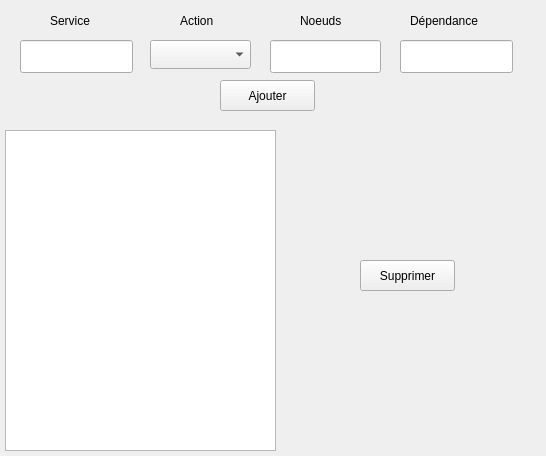
Qt form clustershell_IHM/configuration_IHM.ui (gdubroeucq/Clustershell_G-G) before a commit.
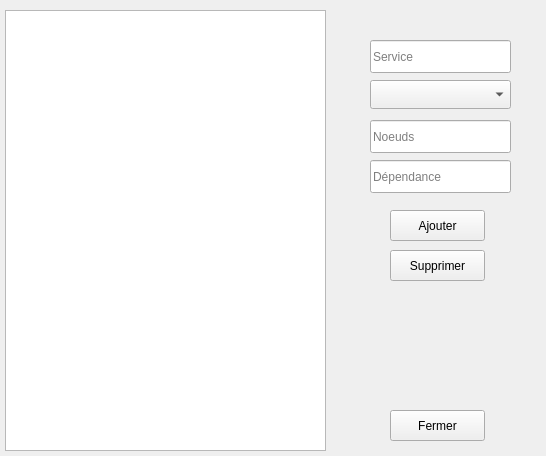
The same form after that commit.

```diff
--- a/clustershell_IHM/configuration_IHM.ui
+++ b/clustershell_IHM/configuration_IHM.ui
@@ -20,18 +20,18 @@
    <property name="geometry">
     <rect>
      <x>5</x>
-     <y>130</y>
-     <width>271</width>
-     <height>321</height>
+     <y>10</y>
+     <width>321</width>
+     <height>441</height>
     </rect>
    </property>
   </widget>
   <widget class="QComboBox" name="comboBox">
    <property name="geometry">
     <rect>
-     <x>150</x>
-     <y>40</y>
-     <width>101</width>
+     <x>370</x>
+     <y>80</y>
+     <width>141</width>
      <height>29</height>
     </rect>
    </property>
@@ -42,47 +42,56 @@
   <widget class="QLineEdit" name="lineEdit">
    <property name="geometry">
     <rect>
-     <x>20</x>
+     <x>370</x>
      <y>40</y>
-     <width>113</width>
+     <width>141</width>
      <height>33</height>
     </rect>
    </property>
    <property name="text">
     <string/>
    </property>
+   <property name="placeholderText">
+    <string>Service</string>
+   </property>
   </widget>
   <widget class="QLineEdit" name="lineEdit_2">
    <property name="geometry">
     <rect>
-     <x>270</x>
-     <y>40</y>
-     <width>111</width>
+     <x>370</x>
+     <y>120</y>
+     <width>141</width>
      <height>33</height>
     </rect>
    </property>
    <property name="text">
     <string/>
    </property>
+   <property name="placeholderText">
+    <string>Noeuds</string>
+   </property>
   </widget>
   <widget class="QLineEdit" name="lineEdit_3">
    <property name="geometry">
     <rect>
-     <x>400</x>
-     <y>40</y>
-     <width>113</width>
+     <x>370</x>
+     <y>160</y>
+     <width>141</width>
      <height>33</height>
     </rect>
    </property>
    <property name="text">
     <string/>
    </property>
+   <property name="placeholderText">
+    <string>Dépendance</string>
+   </property>
   </widget>
   <widget class="QPushButton" name="pushButton">
    <property name="geometry">
     <rect>
-     <x>220</x>
-     <y>80</y>
+     <x>390</x>
+     <y>210</y>
      <width>95</width>
      <height>31</height>
     </rect>
@@ -94,8 +103,8 @@
   <widget class="QPushButton" name="pushButton_2">
    <property name="geometry">
     <rect>
-     <x>360</x>
-     <y>260</y>
+     <x>390</x>
+     <y>250</y>
      <width>95</width>
      <height>31</height>
     </rect>
@@ -104,56 +113,17 @@
     <string>Supprimer</string>
    </property>
   </widget>
-  <widget class="QLabel" name="label">
+  <widget class="QPushButton" name="pushButton_3">
    <property name="geometry">
     <rect>
-     <x>50</x>
-     <y>10</y>
-     <width>66</width>
-     <height>21</height>
+     <x>390</x>
+     <y>410</y>
+     <width>95</width>
+     <height>31</height>
     </rect>
    </property>
    <property name="text">
-    <string>Service</string>
-   </property>
-  </widget>
-  <widget class="QLabel" name="label_2">
-   <property name="geometry">
-    <rect>
-     <x>180</x>
-     <y>10</y>
-     <width>41</width>
-     <height>21</height>
-    </rect>
-   </property>
-   <property name="text">
-    <string>Action</string>
-   </property>
-  </widget>
-  <widget class="QLabel" name="label_3">
-   <property name="geometry">
-    <rect>
-     <x>300</x>
-     <y>10</y>
-     <width>51</width>
-     <height>21</height>
-    </rect>
-   </property>
-   <property name="text">
-    <string>Noeuds</string>
-   </property>
-  </widget>
-  <widget class="QLabel" name="label_4">
-   <property name="geometry">
-    <rect>
-     <x>410</x>
-     <y>10</y>
-     <width>81</width>
-     <height>21</height>
-    </rect>
-   </property>
-   <property name="text">
-    <string>Dépendance</string>
+    <string>Fermer</string>
    </property>
   </widget>
  </widget>
```
